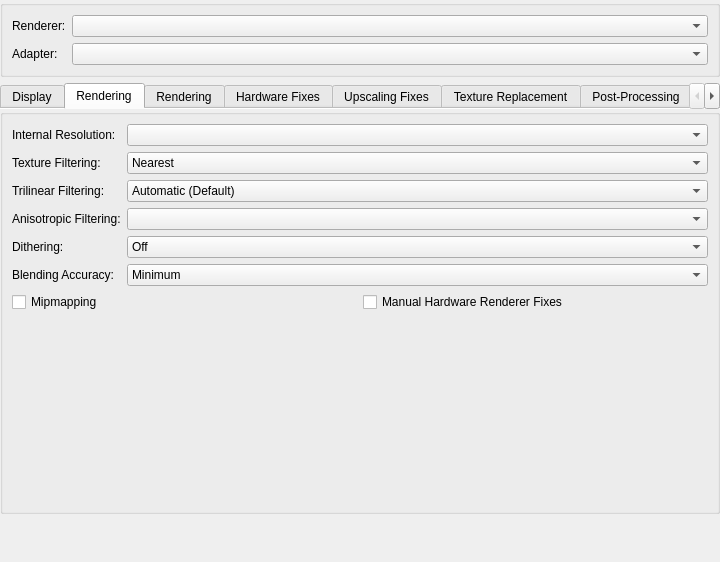
The window that pcsx2-qt/Settings/GraphicsSettingsWidget.ui (crashGG/pcsx2) describes before a commit, drawn with Qt 5.
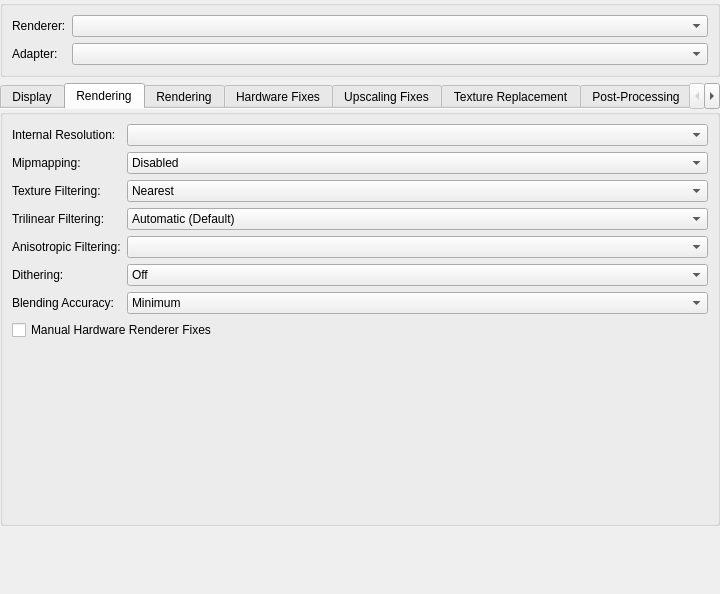
The same window after the commit. The open tabs and pages were chosen to show the change.

What changed in the file:
```diff
--- a/pcsx2-qt/Settings/GraphicsSettingsWidget.ui
+++ b/pcsx2-qt/Settings/GraphicsSettingsWidget.ui
@@ -7,7 +7,7 @@
     <x>0</x>
     <y>0</y>
     <width>720</width>
-    <height>562</height>
+    <height>594</height>
    </rect>
   </property>
   <layout class="QVBoxLayout" name="verticalLayout">
@@ -621,22 +621,46 @@
        </item>
        <item row="7" column="0" colspan="2">
         <layout class="QGridLayout" name="hardwareRenderingOptionsLayout">
-         <item row="0" column="1">
+         <item row="0" column="0">
           <widget class="QCheckBox" name="enableHWFixes">
            <property name="text">
             <string>Manual Hardware Renderer Fixes</string>
            </property>
           </widget>
          </item>
-         <item row="0" column="0">
-          <widget class="QCheckBox" name="mipmapping">
-           <property name="text">
-            <string>Mipmapping</string>
-           </property>
-          </widget>
-         </item>
         </layout>
        </item>
+       <item row="1" column="0">
+        <widget class="QLabel" name="hwMipmappingLabel">
+         <property name="text">
+          <string>Mipmapping:</string>
+         </property>
+        </widget>
+       </item>
+       <item row="1" column="1">
+        <widget class="QComboBox" name="hwMipmapMode">
+         <item>
+          <property name="text">
+           <string>Disabled</string>
+          </property>
+         </item>
+         <item>
+          <property name="text">
+           <string>Enabled</string>
+          </property>
+         </item>
+         <item>
+          <property name="text">
+           <string>All Levels</string>
+          </property>
+         </item>
+         <item>
+          <property name="text">
+           <string>Unclamped</string>
+          </property>
+         </item>
+        </widget>
+       </item>	   
       </layout>
      </widget>
      <widget class="QWidget" name="softwareRenderingTab">
```
Left out of the diff: 112 changed lines with no effect on the pictures.
